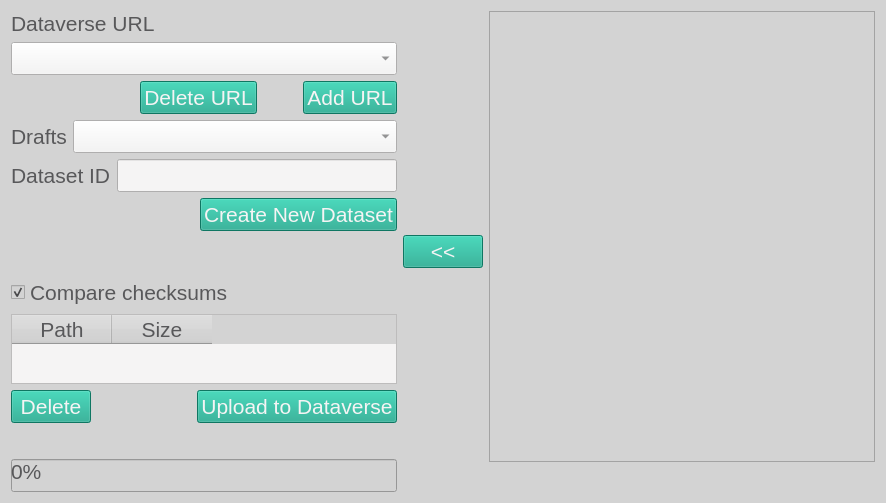
Old version of the form ibridgescontrib/ibridgesdvn/gui/ui_files/uiDataverse.ui in the repository iBridges-for-iRODS/ibridges-plugin-dataverse.
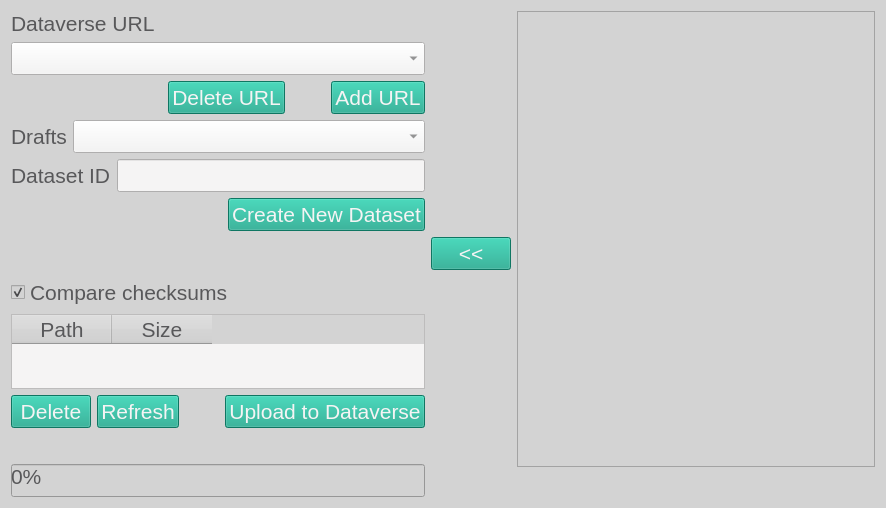
New version of the form.

Commit message:
Refresh info (#38)
* refresh button to reload draft log info

* set cur dvn url

* ruff

Patch:
```diff
--- a/ibridgescontrib/ibridgesdvn/gui/ui_files/uiDataverse.ui
+++ b/ibridgescontrib/ibridgesdvn/gui/ui_files/uiDataverse.ui
@@ -7,7 +7,7 @@
     <x>0</x>
     <y>0</y>
     <width>886</width>
-    <height>500</height>
+    <height>508</height>
    </rect>
   </property>
   <property name="windowTitle">
@@ -44,17 +44,6 @@
 	background-color: rgb(21, 165, 137);
     color: rgb(245, 244, 244);
 }
-
-QPushButton#home_button, QPushButton#parent_button, QPushButton#refresh_button
-{
-    background-color: rgb(245, 244, 244);
-}
-
-QTabWidget#info_tabs
-{
-     background-color: background-color: rgb(211,211,211);
-}
-
 </string>
   </property>
   <layout class="QHBoxLayout" name="horizontalLayout_5">
@@ -310,6 +299,13 @@
          </property>
         </widget>
        </item>
+       <item>
+        <widget class="QPushButton" name="refresh_button">
+         <property name="text">
+          <string>Refresh</string>
+         </property>
+        </widget>
+       </item>
        <item>
         <spacer name="horizontalSpacer">
          <property name="orientation">
```
The commit also changes 6 other files.
